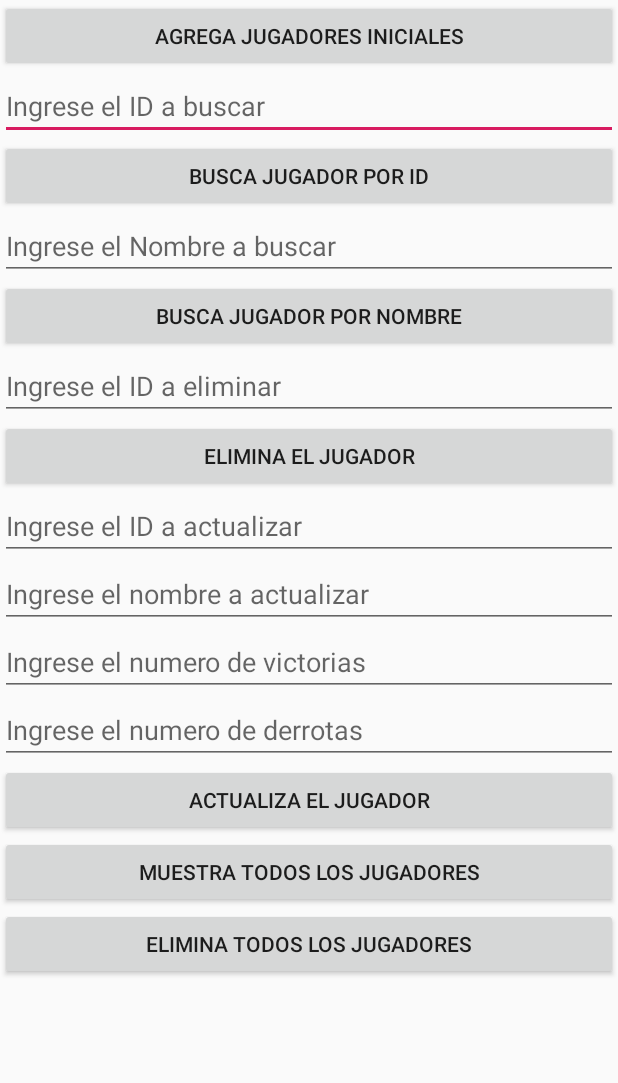
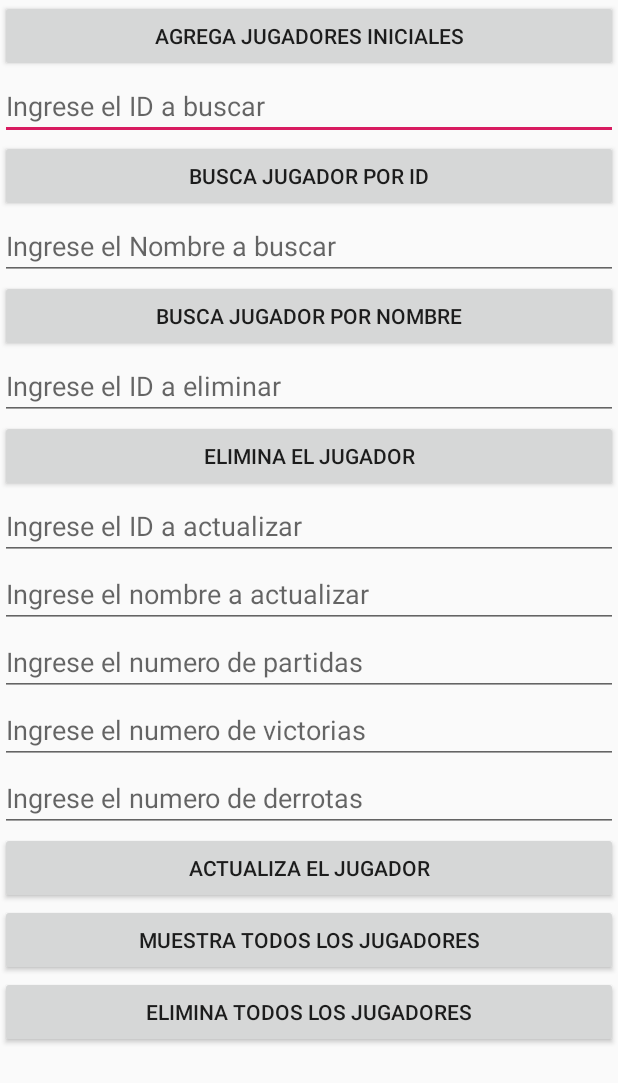
Before and after one commit to clandero/SolitaryGame, an Android app: the layout activity_main.xml on its own in the app's theme, with its tools: preview values and no code run, on a phone screen of 412 x 824 dp. Shown: the top 1083 px of the screen. Run offline under Robolectric (Android 15) with nearby library versions, the phone set to English and light mode, and no system bars.

Commit message:
Se agrego atributo 'partidas' a la base de datos

```diff
--- a/app/src/main/res/layout/activity_main.xml
+++ b/app/src/main/res/layout/activity_main.xml
@@ -4,6 +4,7 @@
     android:layout_width="match_parent"
     android:layout_height="wrap_content"
     android:orientation="vertical" >
+    <!--NO CONSIDERAR ESTA LAYOUT EN LA APP-->
     <LinearLayout
         android:layout_width="match_parent"
         android:layout_height="wrap_content"
@@ -63,6 +64,12 @@
             android:inputType="text"
             android:hint="Ingrese el nombre a actualizar" />
         <EditText
+            android:id="@+id/PartidasAgregar"
+            android:layout_width="match_parent"
+            android:layout_height="wrap_content"
+            android:inputType="text"
+            android:hint="Ingrese el numero de partidas" />
+        <EditText
             android:id="@+id/VictoriasAgregar"
             android:layout_width="match_parent"
             android:layout_height="wrap_content"
```
Also changed, not shown: app/src/main/java/com/curso/tarea3/DBClass.java (+9 -6 lines), app/src/main/java/com/curso/tarea3/MainActivity.java (+20 -11 lines).
